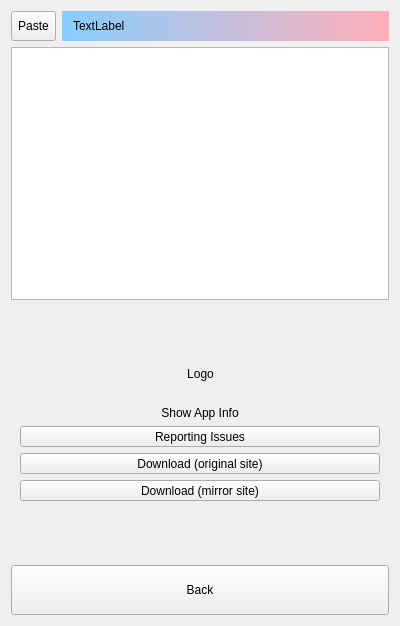
Qt form src/RemarksAbout.ui (ic005k/Knot-Legacy) before a commit.
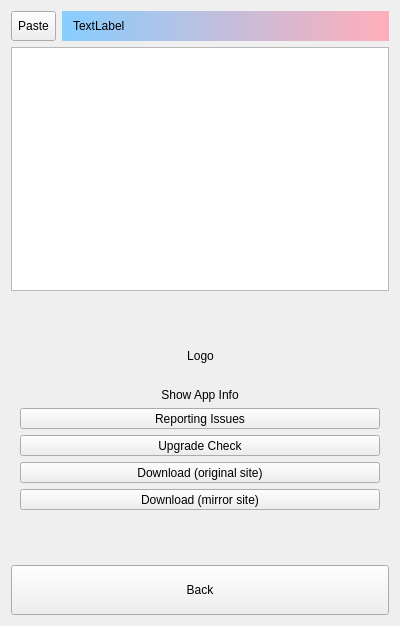
The same form after that commit.

Commit message: Added update check. (In the About menu)

Diff of the .ui file:
```diff
--- a/src/RemarksAbout.ui
+++ b/src/RemarksAbout.ui
@@ -188,6 +188,19 @@
         </property>
        </widget>
       </item>
+      <item>
+       <widget class="QToolButton" name="btnCheckUpdate">
+        <property name="sizePolicy">
+         <sizepolicy hsizetype="Preferred" vsizetype="Fixed">
+          <horstretch>0</horstretch>
+          <verstretch>0</verstretch>
+         </sizepolicy>
+        </property>
+        <property name="text">
+         <string>Upgrade Check</string>
+        </property>
+       </widget>
+      </item>
       <item>
        <layout class="QHBoxLayout" name="horizontalLayout">
         <item>
```
The commit also changes 6 other files.
